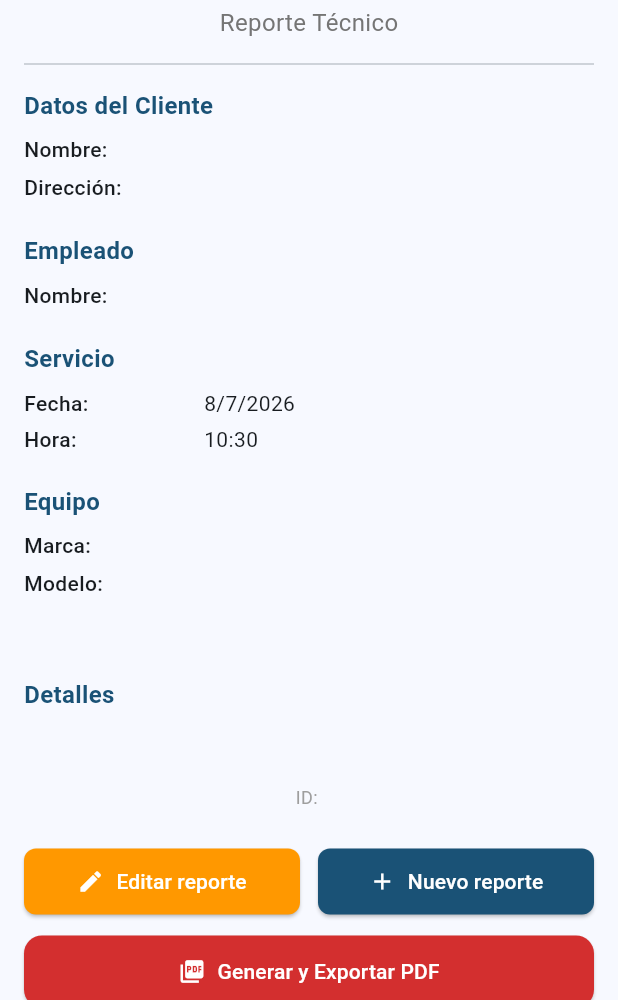
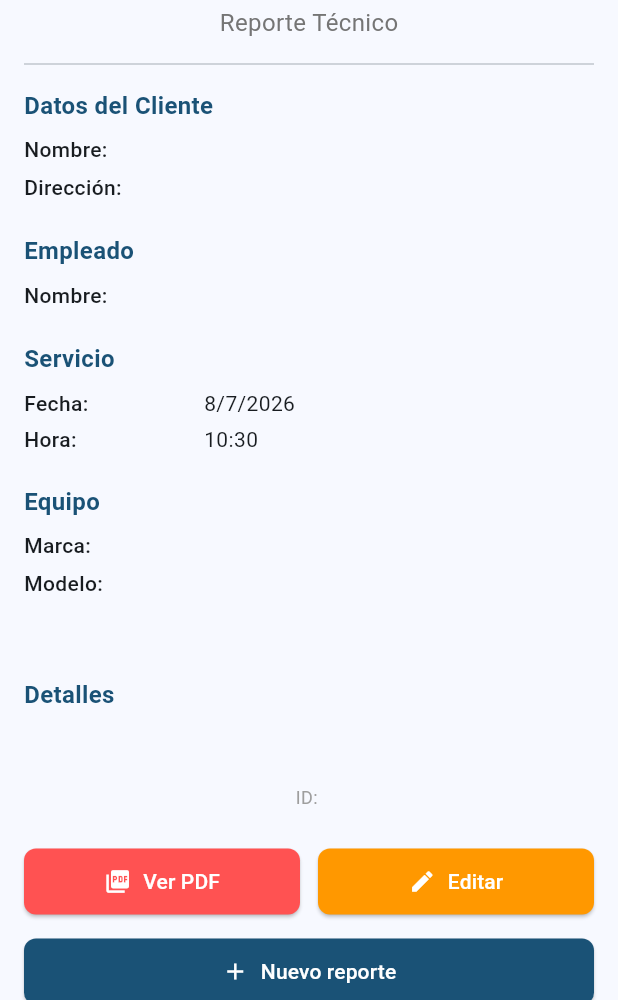
Before and after one commit to siliconvalleyar-oss/report_clients_flt, a Flutter app: the ReportPreviewScreen screen opened by its route, on a phone screen of 412 x 824 dp, the part 236-1236 px from its top. Run offline on Flutter 3.47's test engine with Material 3 defaults, Android fonts, the phone set to English and light mode, and no system bars; our stand-ins replace flutter_svg, hive_flutter, image_picker, pdf, printing, share_plus; accounts and stored records are empty.

Commit message:
feat: visualizador PDF con PdfPreview, QR en reporte, remoto swipe delete en historial

```diff
--- a/lib/main.dart
+++ b/lib/main.dart
@@ -13,6 +13,7 @@ import 'views/screens/report_form_screen.dart';
 import 'views/screens/history_screen.dart';
 import 'views/screens/settings_screen.dart';
 import 'views/screens/report_preview_screen.dart';
+import 'views/screens/pdf_viewer_screen.dart';
 
 void main() async {
   WidgetsFlutterBinding.ensureInitialized();
@@ -50,6 +51,7 @@ class ReportClientsApp extends StatelessWidget {
               '/history': (_) => const HistoryScreen(),
               '/settings': (_) => const SettingsScreen(),
               '/preview': (_) => const ReportPreviewScreen(),
+              '/pdf_viewer': (_) => const PdfViewerScreen(),
             },
           );
         },
--- a/lib/utils/constants.dart
+++ b/lib/utils/constants.dart
@@ -2,7 +2,7 @@ import 'package:flutter/material.dart';
 
 class AppConstants {
   static const String appName = 'Electromedicina Pro';
-  static const String version = '1.1.0';
+  static const String version = '1.1.1';
   static const String companyName = 'Electromedicina Pro';
   static const String companyStamp = 'ELECTROMEDICINA PRO S.A.';
 
--- a/lib/views/screens/report_preview_screen.dart
+++ b/lib/views/screens/report_preview_screen.dart
@@ -83,17 +83,31 @@ class ReportPreviewScreen extends StatelessWidget {
             Row(children: [
               Expanded(
                 child: ElevatedButton.icon(
+                  onPressed: () => Navigator.pushNamed(context, '/pdf_viewer'),
+                  icon: const Icon(Icons.picture_as_pdf),
+                  label: const Text('Ver PDF'),
+                  style: ElevatedButton.styleFrom(
+                    backgroundColor: Colors.redAccent,
+                    foregroundColor: Colors.white,
+                  ),
+                ),
+              ),
+              const SizedBox(width: 12),
+              Expanded(
+                child: ElevatedButton.icon(
                   onPressed: () => Navigator.pushNamed(context, '/report', arguments: report),
                   icon: const Icon(Icons.edit),
-                  label: const Text('Editar reporte'),
+                  label: const Text('Editar'),
                   style: ElevatedButton.styleFrom(
                     backgroundColor: Colors.orange,
                     foregroundColor: Colors.white,
                   ),
                 ),
               ),
-              const SizedBox(width: 12),
-              Expanded(
+            ]),
+            const SizedBox(height: 12),
+            SizedBox(
+              width: double.infinity,
               child: ElevatedButton.icon(
                 onPressed: () {
                   context.read<ReportController>().resetReport();
@@ -107,7 +121,6 @@ class ReportPreviewScreen extends StatelessWidget {
                 ),
               ),
             ),
-            ]),
             const SizedBox(height: 12),
             ExportButtons(report: report),
             const SizedBox(height: 32),
--- a/pubspec.yaml
+++ b/pubspec.yaml
@@ -1,7 +1,7 @@
 name: report_clients_flt
 description: Generador de Reportes Técnicos de Electromedicina
 publish_to: 'none'
-version: 1.1.0
+version: 1.1.1
 
 environment:
   sdk: '>=3.0.0 <4.0.0'
```
Also changed, not shown: lib/services/industrial_form_template.dart (+56 -3 lines), lib/views/screens/history_screen.dart (+4 -39 lines), lib/views/screens/pdf_viewer_screen.dart (added, +68 -0 lines), 1 other file. Lines whose indentation alone changed are shown as unchanged.
